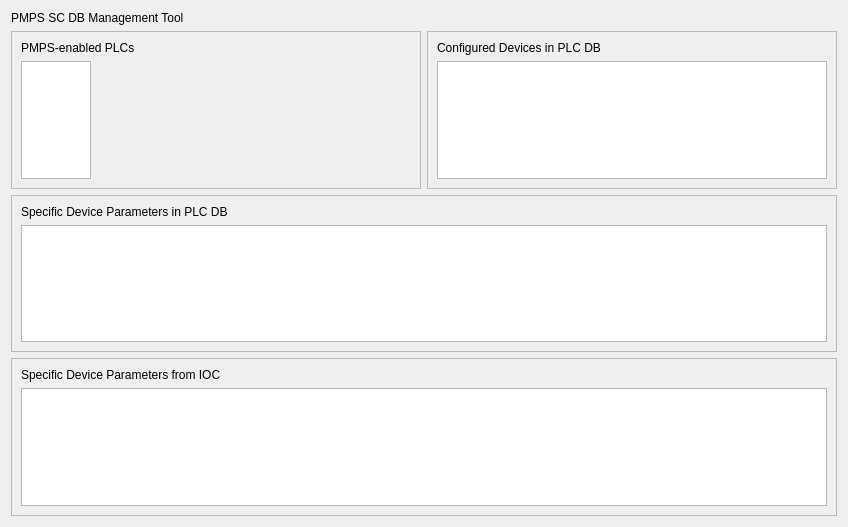
Qt form pmpsdb_client/tables.ui (pcdshub/pmpsdb_client) before a commit.
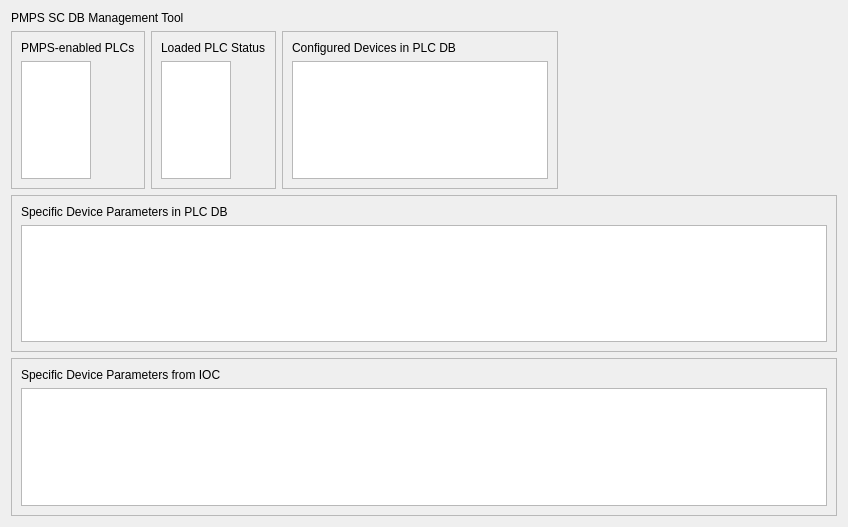
The same form after that commit.

Commit message: ENH: add mostly empty PLC status table

Diff of the .ui file:
```diff
--- a/pmpsdb_client/tables.ui
+++ b/pmpsdb_client/tables.ui
@@ -76,6 +76,62 @@
        </layout>
       </widget>
      </item>
+     <item>
+      <widget class="QFrame" name="frame_5">
+       <property name="frameShape">
+        <enum>QFrame::StyledPanel</enum>
+       </property>
+       <property name="frameShadow">
+        <enum>QFrame::Raised</enum>
+       </property>
+       <layout class="QVBoxLayout" name="verticalLayout_6">
+        <item>
+         <widget class="QLabel" name="loaded_label">
+          <property name="text">
+           <string>Loaded PLC Status</string>
+          </property>
+         </widget>
+        </item>
+        <item>
+         <widget class="QTableWidget" name="loaded_table">
+          <property name="sizePolicy">
+           <sizepolicy hsizetype="Maximum" vsizetype="Expanding">
+            <horstretch>0</horstretch>
+            <verstretch>0</verstretch>
+           </sizepolicy>
+          </property>
+          <property name="horizontalScrollBarPolicy">
+           <enum>Qt::ScrollBarAsNeeded</enum>
+          </property>
+          <property name="sizeAdjustPolicy">
+           <enum>QAbstractScrollArea::AdjustToContents</enum>
+          </property>
+          <property name="editTriggers">
+           <set>QAbstractItemView::NoEditTriggers</set>
+          </property>
+          <property name="selectionMode">
+           <enum>QAbstractItemView::NoSelection</enum>
+          </property>
+          <property name="selectionBehavior">
+           <enum>QAbstractItemView::SelectRows</enum>
+          </property>
+          <attribute name="horizontalHeaderVisible">
+           <bool>false</bool>
+          </attribute>
+          <attribute name="horizontalHeaderStretchLastSection">
+           <bool>false</bool>
+          </attribute>
+          <attribute name="verticalHeaderVisible">
+           <bool>true</bool>
+          </attribute>
+          <attribute name="verticalHeaderStretchLastSection">
+           <bool>false</bool>
+          </attribute>
+         </widget>
+        </item>
+       </layout>
+      </widget>
+     </item>
      <item>
       <widget class="QFrame" name="frame_2">
        <property name="frameShape">
@@ -101,7 +157,10 @@
            </sizepolicy>
           </property>
           <property name="horizontalScrollBarPolicy">
-           <enum>Qt::ScrollBarAlwaysOff</enum>
+           <enum>Qt::ScrollBarAsNeeded</enum>
+          </property>
+          <property name="sizeAdjustPolicy">
+           <enum>QAbstractScrollArea::AdjustIgnored</enum>
           </property>
           <property name="editTriggers">
            <set>QAbstractItemView::NoEditTriggers</set>
@@ -111,6 +170,19 @@
        </layout>
       </widget>
      </item>
+     <item>
+      <spacer name="horizontalSpacer">
+       <property name="orientation">
+        <enum>Qt::Horizontal</enum>
+       </property>
+       <property name="sizeHint" stdset="0">
+        <size>
+         <width>0</width>
+         <height>0</height>
+        </size>
+       </property>
+      </spacer>
+     </item>
     </layout>
    </item>
    <item>
```
Left out of the diff: 2 changed lines with no effect on the pictures. The commit also changes 1 other file.
